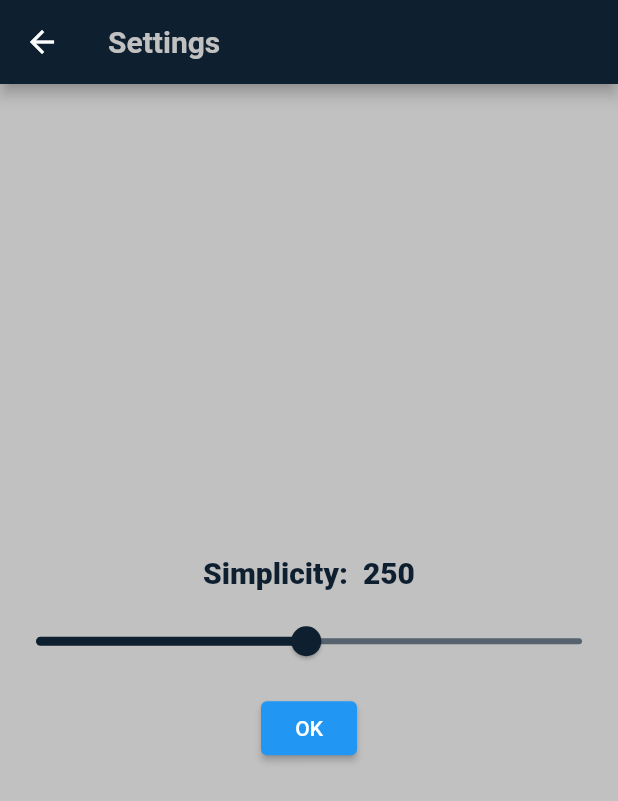
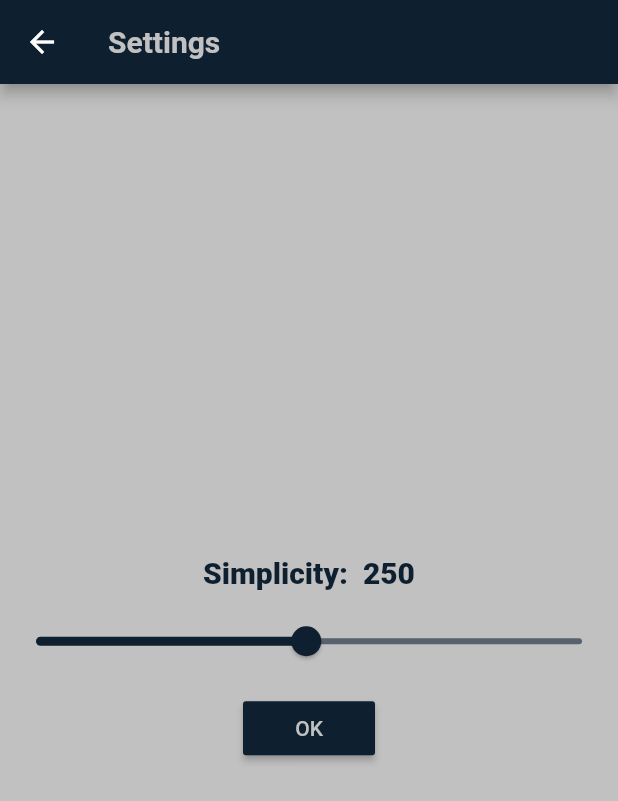
Before and after one commit to pateldhruv0248/Kidi-Makodo-Chapo_Chap, a Flutter app: the Settings screen opened directly, on a phone screen of 412 x 824 dp. Shown: the top 801 px of the screen. Run offline on Flutter 3.47's test engine with Material 2 defaults, Android fonts, the phone set to English and light mode, and no system bars; our stand-ins replace assets_audio_player, flare_flutter.

Commit message:
Settings confirm button type changed

```diff
--- a/lib/settings.dart
+++ b/lib/settings.dart
@@ -39,12 +39,23 @@ class _SettingsState extends State<Settings> {
               divisions: 99,
             ),
             SizedBox(height: 10.0),
-            ElevatedButton(
-              child: Text('OK'),
+            MaterialButton(
+              child: Text(
+                'OK',
+                style: TextStyle(color: kSecondaryColour),
+              ),
+              color: kInactiveButtonColour,
               onPressed: () {
                 Navigator.pop(context);
               },
-            ),
+            )
+            // ,
+            // ElevatedButton(
+            //   child: Text('OK'),
+            //   onPressed: () {
+            //     Navigator.pop(context);
+            //   },
+            // ),
           ],
         ),
       ),
```
